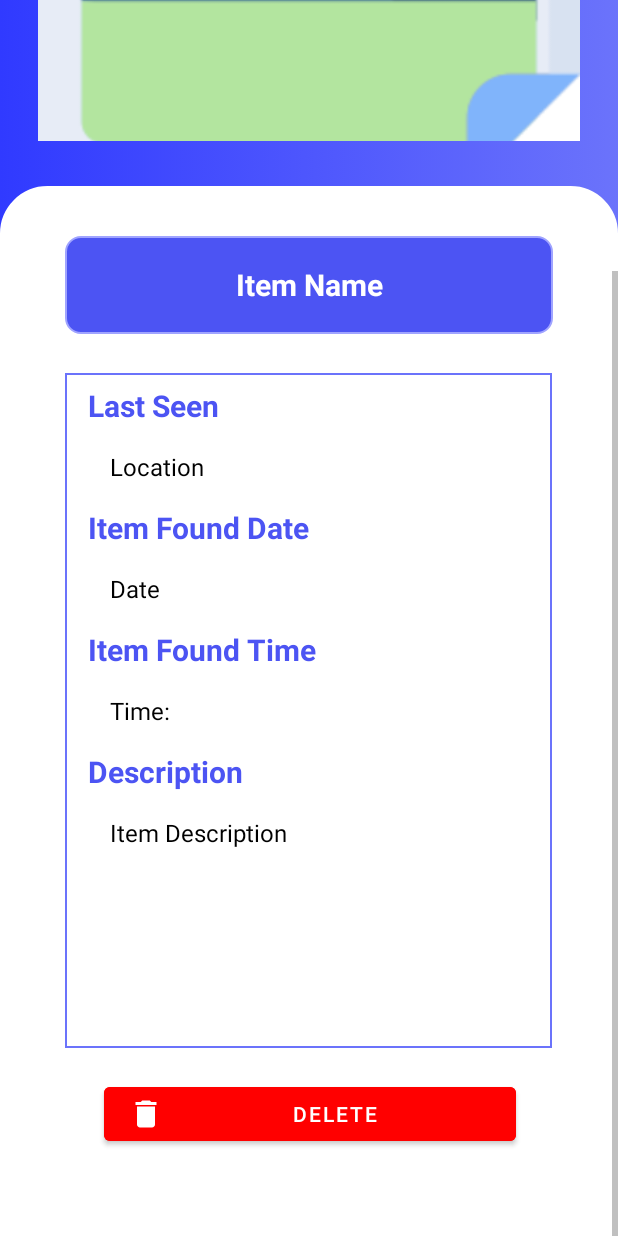
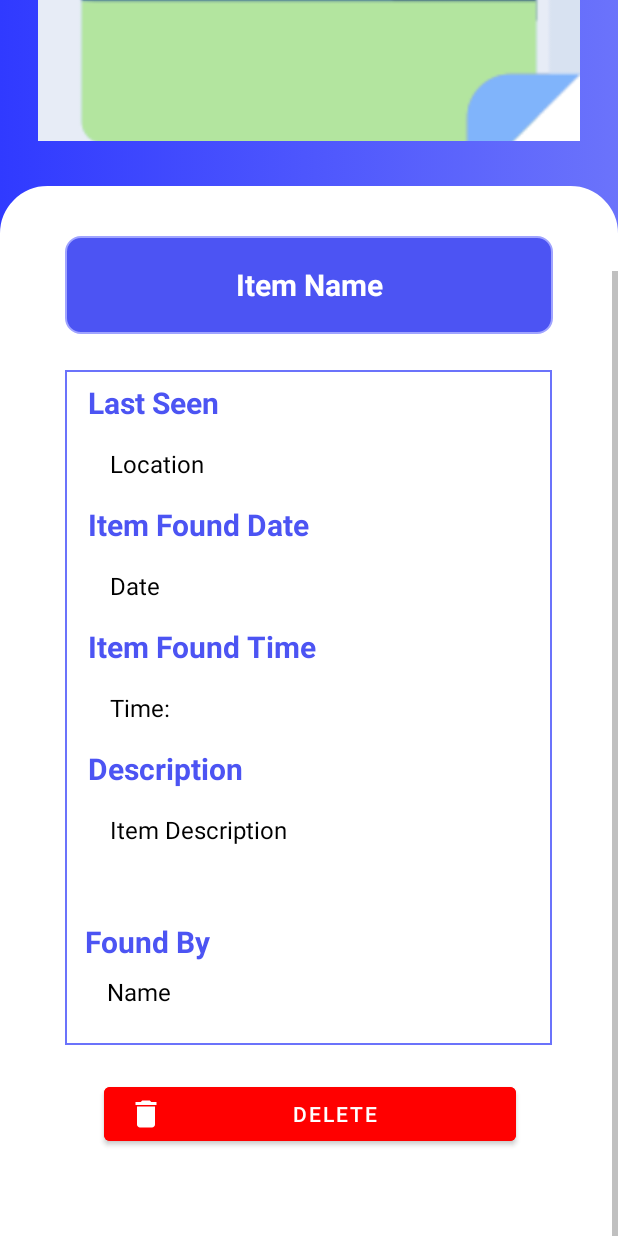
Before and after one commit to Yuu-03/IFind, an Android app: the Founditems screen opened directly, with no data from a screen before it, scrolled down 231 dp, on a phone screen of 412 x 824 dp. Run offline under Robolectric (Android 15) with nearby library versions, the phone set to English and light mode, and no system bars; our stand-ins replace Firebase (no records; nobody signed in at launch, a user with empty details on screens opened directly), Picasso; pictures from the network do not load; 6 statements that could not run were skipped.

Commit message:
5/19/2023

```diff
--- a/app/src/main/java/com/example/ifind/ApprovedAdapterClass.java
+++ b/app/src/main/java/com/example/ifind/ApprovedAdapterClass.java
@@ -60,7 +60,6 @@ public class ApprovedAdapterClass extends RecyclerView.Adapter<MyViewHolder4> {
             intent.putExtra("Time", datalist.get(holder.getAdapterPosition()).getTime());
             intent.putExtra("Description", datalist.get(holder.getAdapterPosition()).getDescription());
             intent.putExtra("userID_", datalist.get(holder.getAdapterPosition()).getUserID());
-
             intent.putExtra("Key", datalist.get(holder.getAdapterPosition()).getKey());
             context.startActivity(intent);
 
--- a/app/src/main/java/com/example/ifind/Founditems.java
+++ b/app/src/main/java/com/example/ifind/Founditems.java
@@ -16,10 +16,8 @@ import android.widget.ImageView;
 import android.widget.TextView;
 import android.widget.Toast;
 
-import com.google.android.gms.tasks.OnCompleteListener;
 import com.google.android.gms.tasks.OnFailureListener;
 import com.google.android.gms.tasks.OnSuccessListener;
-import com.google.android.gms.tasks.Task;
 import com.google.firebase.database.DatabaseReference;
 import com.google.firebase.database.FirebaseDatabase;
 import com.google.firebase.storage.FirebaseStorage;
@@ -27,11 +25,12 @@ import com.google.firebase.storage.StorageReference;
 import com.squareup.picasso.Picasso;
 
 public class Founditems extends AppCompatActivity {
-    TextView item_name, item_desc, item_loc, item_date, item_time;
+    TextView item_name, item_desc, item_loc, item_date, item_time, userID;
     ImageView image_full;
-    Button del_button;
+    Button del_button1;
+    String imageUrl = "";
     String key = "";
-    String imageUrl = "";
+
     @Override
     protected void onCreate(Bundle savedInstanceState) {
         super.onCreate(savedInstanceState);
@@ -42,7 +41,10 @@ public class Founditems extends AppCompatActivity {
         item_date = findViewById(R.id.item_date);
         item_time = findViewById(R.id.item_time);
         image_full = findViewById(R.id.image_full);
-        del_button = findViewById(R.id.del_buttF);
+        del_button1 = findViewById(R.id.del_buttonFound);
+        userID = findViewById(R.id.pendingFoundName_);
+
+        DatabaseReference reference = FirebaseDatabase.getInstance().getReference("Found");
 
         Bundle bundle = getIntent().getExtras();
         String name = bundle.getString("Item Name");
@@ -50,6 +52,7 @@ public class Founditems extends AppCompatActivity {
         String desc = bundle.getString("Description");
         String date = bundle.getString("Date");
         String time = bundle.getString("Time");
+        String userID_ = bundle.getString("userID_");
 
         if (bundle != null) {
             item_name.setText(bundle.getString("Item Name"));
@@ -57,13 +60,13 @@ public class Founditems extends AppCompatActivity {
             item_desc.setText(bundle.getString("Description"));
             item_date.setText(bundle.getString("Date"));
             item_time.setText(bundle.getString("Time"));
+            userID.setText(bundle.getString("userID_"));
             key = bundle.getString("Key");
             imageUrl = bundle.getString("Image");
             Picasso.get().load(bundle.getString("Image")).into(image_full);
         }
-        DatabaseReference reference = FirebaseDatabase.getInstance().getReference("Found");
 
-        del_button.setOnClickListener(new View.OnClickListener() {
+        del_button1.setOnClickListener(new View.OnClickListener() {
             @Override
             public void onClick(View v) {
 
@@ -77,20 +80,27 @@ public class Founditems extends AppCompatActivity {
                     public void onClick(DialogInterface dialog, int which) {
                         FirebaseStorage storage = FirebaseStorage.getInstance();
                         StorageReference storageReference = storage.getReferenceFromUrl(imageUrl);
-                        storageReference.delete().addOnSuccessListener(new OnSuccessListener<Void>() {
+
+                        if (key != null) {
+                            reference.child(key).removeValue()
+                                    .addOnSuccessListener(new OnSuccessListener<Void>() {
                                         @Override
                                         public void onSuccess(Void aVoid) {
-                                reference.child(key).removeValue();
-                                Toast.makeText(Founditems.this, "Request Deleted", Toast.LENGTH_SHORT).show();
+                                            Toast.makeText(Founditems.this, "Record Deleted", Toast.LENGTH_SHORT).show();
                                             startActivity(new Intent(getApplicationContext(), FoundAdmin.class));
                                         }
-                        }).addOnFailureListener(new OnFailureListener() {
+                                    })
+                                    .addOnFailureListener(new OnFailureListener() {
                                         @Override
                                         public void onFailure(@NonNull Exception e) {
                                             Log.e(TAG, "Error requesting connection", e);
                                         }
+                                    });
+                        } else {
+                            Toast.makeText(Founditems.this, "Can't find item", Toast.LENGTH_SHORT).show();
 
-                        });
+                        }
+
                     }
                 });
 
@@ -107,8 +117,8 @@ public class Founditems extends AppCompatActivity {
                 AlertDialog alert = builder.create();
                 alert.show();
 
+            }
+        });
 
     }
-        });
 }
-}
--- a/app/src/main/res/layout/activity_founditems.xml
+++ b/app/src/main/res/layout/activity_founditems.xml
@@ -56,7 +56,7 @@
                     android:layout_alignParentTop="true"
                     android:layout_alignParentEnd="true"
                     android:layout_marginStart="43dp"
-                    android:layout_marginTop="480dp"
+                    android:layout_marginTop="478dp"
                     android:layout_marginEnd="44dp"
                     android:background="@drawable/shape_descrip"
                     android:gravity="center" />
@@ -77,10 +77,38 @@
                     android:layout_marginStart="30dp"
                     android:layout_marginTop="16dp"
                     android:layout_marginEnd="25dp"
-                    android:layout_marginBottom="53dp"
+                    android:layout_marginBottom="100dp"
                     android:text="@string/item_description3"
                     android:textSize="16sp"
                     android:textColor="#000000"/>
+                <TextView
+                    android:id="@+id/item_loc8"
+                    android:layout_width="255dp"
+                    android:layout_height="wrap_content"
+                    android:layout_below="@+id/item_time"
+                    android:layout_alignStart="@+id/shape_descrip"
+                    android:layout_alignEnd="@+id/shape_descrip"
+                    android:layout_marginStart="13dp"
+                    android:layout_marginTop="131dp"
+                    android:layout_marginEnd="56dp"
+                    android:text="Found By"
+                    android:textColor="#4C54F3"
+                    android:textSize="20sp"
+                    android:textStyle="bold" />
+
+                <TextView
+                    android:id="@+id/pendingFoundName_"
+                    android:layout_width="276dp"
+                    android:layout_height="wrap_content"
+                    android:layout_below="@+id/item_loc4"
+                    android:layout_alignStart="@+id/shape_descrip"
+                    android:layout_alignEnd="@+id/shape_descrip"
+                    android:layout_marginStart="28dp"
+                    android:layout_marginTop="205dp"
+                    android:layout_marginEnd="27dp"
+                    android:text="Name"
+                    android:textColor="#000000"
+                    android:textSize="16sp" />
 
                 <TextView
                     android:id="@+id/item_name"
@@ -203,7 +231,7 @@
                     android:textColor="#000000"/>
 
                 <Button
-                    android:id="@+id/del_buttF"
+                    android:id="@+id/del_buttonFound"
                     android:layout_width="317dp"
                     android:layout_height="wrap_content"
                     android:layout_below="@+id/shape_descrip"
--- a/app/src/main/res/values/strings.xml
+++ b/app/src/main/res/values/strings.xml
@@ -121,4 +121,5 @@
     <string name="student_name">Student Name</string>
     <string name="date_found">Date Found:</string>
     <string name="time_found">Time Found:</string>
+    <string name="found_by">Found By</string>
 </resources>
```
Also changed, not shown: app/src/main/java/com/example/ifind/AdminPostLost.java (+25 -5 lines), app/src/main/java/com/example/ifind/ApprovedItemDetails.java (+11 -10 lines), app/src/main/java/com/example/ifind/FoundAdapterClass.java (+3 -6 lines), app/src/main/java/com/example/ifind/SubmittingItems.java (+6 -1 lines), app/src/main/java/com/example/ifind/foundItemHelperClass.java (deleted, +0 -73 lines), app/src/main/res/layout/activity_admin_main.xml (+1 -14 lines), app/src/main/res/layout/activity_admin_post_lost.xml (+17 -2 lines). Lines whose indentation alone changed are shown as unchanged.
